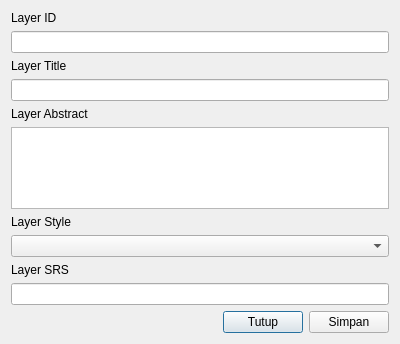
Old version of the form ui/info_edit_layer.ui in the repository sandynagara/Palapa.
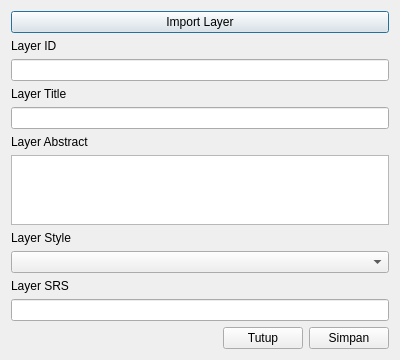
New version of the form.

Diff of the .ui file:
```diff
--- a/ui/info_edit_layer.ui
+++ b/ui/info_edit_layer.ui
@@ -7,13 +7,23 @@
     <x>0</x>
     <y>0</y>
     <width>400</width>
-    <height>344</height>
+    <height>348</height>
    </rect>
   </property>
   <property name="windowTitle">
    <string>Informasi Layer</string>
   </property>
   <layout class="QVBoxLayout" name="verticalLayout">
+   <item>
+    <widget class="QPushButton" name="download_layer">
+     <property name="cursor">
+      <cursorShape>PointingHandCursor</cursorShape>
+     </property>
+     <property name="text">
+      <string>Import Layer</string>
+     </property>
+    </widget>
+   </item>
    <item>
     <widget class="QLabel" name="label">
      <property name="text">
```
